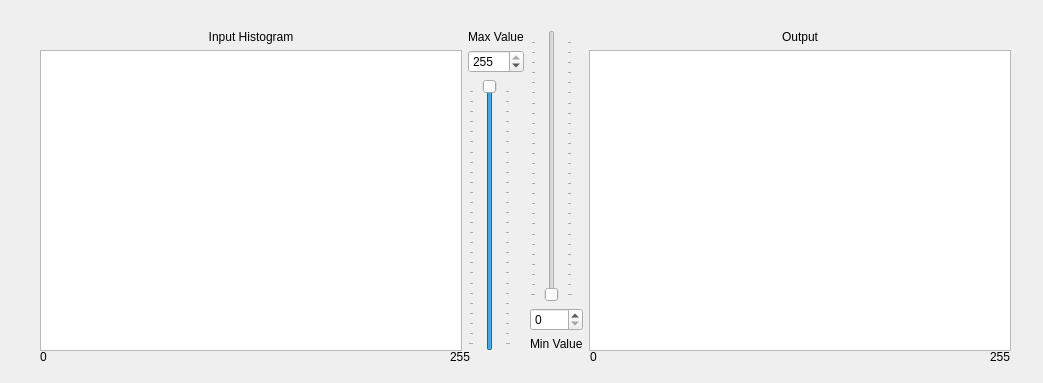
Old version of the form window_histmatching.ui in the repository jasonjin34/hiwi-imageprocessing.
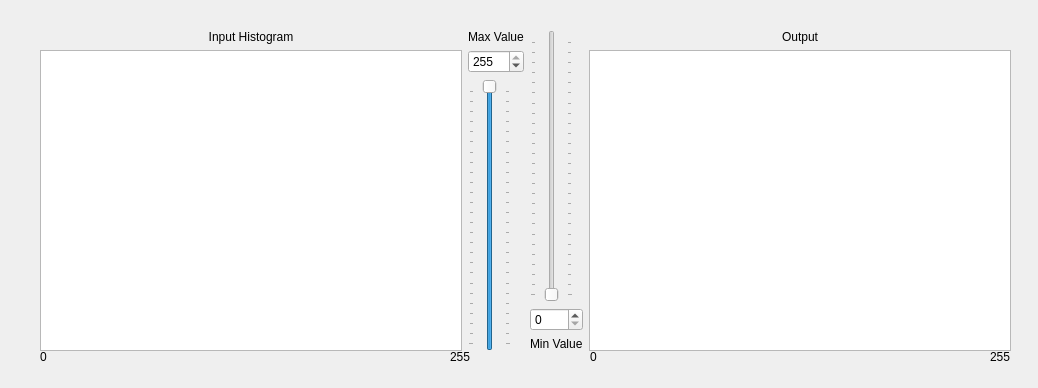
New version of the form.

The edit to the form file:
```diff
--- a/window_histmatching.ui
+++ b/window_histmatching.ui
@@ -6,8 +6,8 @@
    <rect>
     <x>0</x>
     <y>0</y>
-    <width>1043</width>
-    <height>383</height>
+    <width>1038</width>
+    <height>388</height>
    </rect>
   </property>
   <property name="windowTitle">
@@ -65,7 +65,7 @@
     <string>0</string>
    </property>
   </widget>
-  <widget class="QWidget" name="">
+  <widget class="QWidget" name="layoutWidget">
    <property name="geometry">
     <rect>
      <x>40</x>
```
